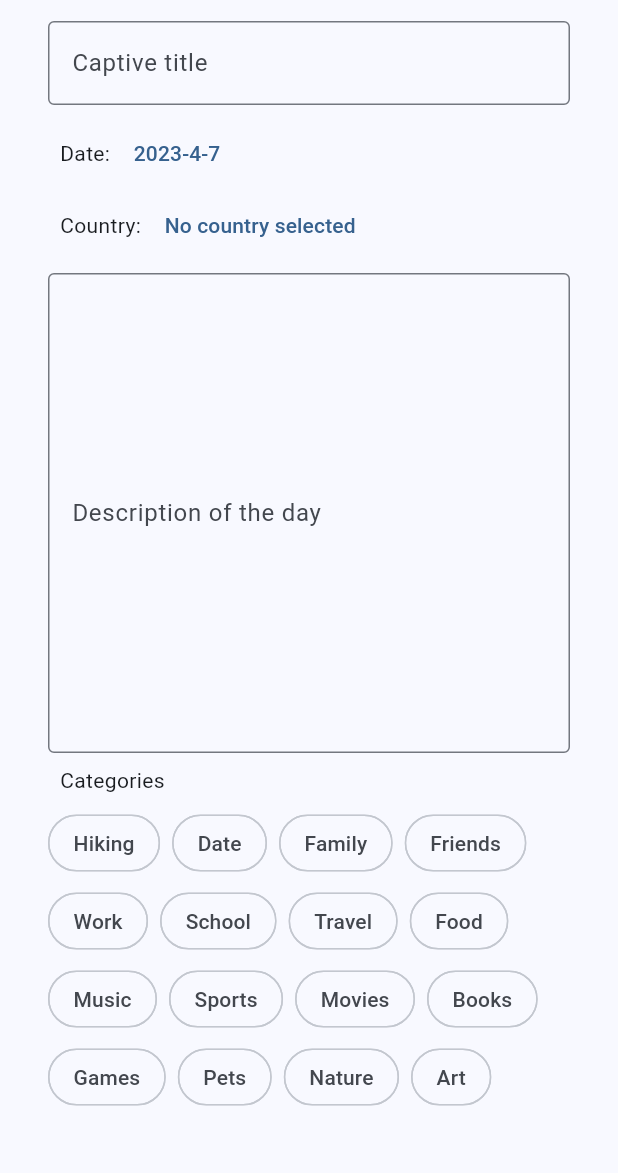
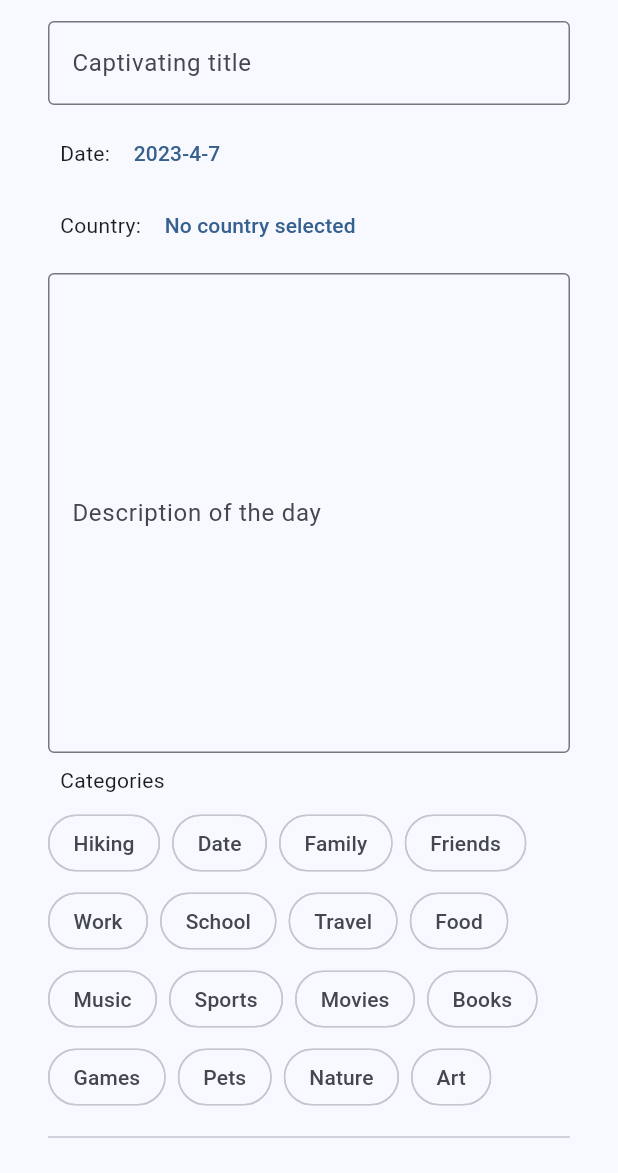
Before and after one commit to anleac/coconut_chronicles, a Flutter app: the screen it shows after launch, on a phone screen of 412 x 824 dp, the part 63-1236 px from its top. Run offline on Flutter 3.47's test engine with Material 2 defaults, Android fonts, the phone set to English and light mode, and no system bars; our stand-ins replace country_picker, package_info_plus, shared_preferences.

Commit message:
Fragment entry code and start to scaffold work for entry saving

```diff
--- /dev/null
+++ b/lib/core/helpers/validator_helper.dart
@@ -0,0 +1,8 @@
+class ValidatorHelper {
+  static String? emptyTextValidator(String? value) {
+    if (value == null || value.isEmpty) {
+      return 'Please enter some text';
+    }
+    return null;
+  }
+}
--- /dev/null
+++ b/lib/core/models/entry.dart
@@ -0,0 +1,37 @@
+class EntryModel {
+  String? title;
+  String? description;
+  DateTime? date;
+  String? country;
+  List<String>? categories;
+
+  EntryModel({
+    this.title,
+    this.description,
+    this.date,
+    this.country,
+    this.categories,
+  });
+
+  void updateProperties({
+    String? title,
+    String? description,
+    DateTime? date,
+    String? country,
+    List<String>? categories,
+  }) {
+    this.title = title ?? this.title;
+    this.description = description ?? this.description;
+    this.date = date ?? this.date;
+    this.country = country ?? this.country;
+    this.categories = categories ?? this.categories;
+  }
+
+  void clearAllProperties() {
+    title = null;
+    description = null;
+    date = null;
+    country = null;
+    categories = null;
+  }
+}
--- /dev/null
+++ b/lib/core/storage/entry_storage.dart
@@ -0,0 +1 @@
+class EntryStorage {}
--- a/lib/pages/home_page.dart
+++ b/lib/pages/home_page.dart
@@ -1,4 +1,4 @@
-import 'package:coconut_chronicles/widgets/chronicle_entry.dart';
+import 'package:coconut_chronicles/widgets/chronicle_entry_form.dart';
 import 'package:coconut_chronicles/widgets/home_page_drawer.dart';
 import 'package:flutter/material.dart';
 
@@ -21,8 +21,8 @@ class HomePageState extends State<HomePage> {
         // floatingActionButton: const HomePageFab(),
         drawer: const HomePageDrawer(),
         body: const Padding(
-          padding: EdgeInsets.only(bottom: innerPadding, left: innerPadding, right: innerPadding),
-          child: ChronicleEntry(),
+          padding: EdgeInsets.symmetric(horizontal: innerPadding),
+          child: ChronicleEntryForm(),
         ));
   }
 
--- a/lib/widgets/chronicle_entry.dart
+++ /dev/null
@@ -1,103 +0,0 @@
-import 'package:coconut_chronicles/constants/default_constants.dart';
-import 'package:coconut_chronicles/widgets/chip_categories.dart';
-import 'package:coconut_chronicles/widgets/country_selector.dart';
-import 'package:coconut_chronicles/widgets/date_selector.dart';
-import 'package:flutter/material.dart';
-import 'package:flutter_markdown/flutter_markdown.dart';
-
-class ChronicleEntry extends StatefulWidget {
-  const ChronicleEntry({Key? key}) : super(key: key);
-
-  @override
-  State<ChronicleEntry> createState() => _ChronicleEntryState();
-}
-
-class _ChronicleEntryState extends State<ChronicleEntry> {
-  final _formKey = GlobalKey<FormState>();
-  final _titleController = TextEditingController();
-  final _bodyController = TextEditingController();
-  DateTime _selectedDate = DateTime.now();
-  String _country = 'No country selected';
-
-  _emptyTextValidator(String? value) {
-    if (value == null || value.isEmpty) {
-      return 'Please enter some text';
-    }
-    return null;
-  }
-
-  @override
-  Widget build(BuildContext context) {
-    return Form(
-      key: _formKey,
-      child: ListView(children: [
-        TextFormField(
-          decoration: const InputDecoration(
-            border: OutlineInputBorder(),
-            labelText: 'Captive title',
-          ),
-          controller: _titleController,
-          validator: (value) => _emptyTextValidator(value),
-        ),
-        const SizedBox(height: 8),
-        DateSelector(
-          initialDate: _selectedDate,
-          firstDate: DateTime(2010),
-          lastDate: _selectedDate.add(const Duration(days: 31)),
-          onDateChanged: (DateTime date) => _selectedDate = date,
-        ),
-        CountrySelector(initialCountry: _country, onCountryChanged: (String country) => _country = country),
-        const SizedBox(height: 8),
-        TextFormField(
-          decoration: const InputDecoration(
-            border: OutlineInputBorder(),
-            labelText: 'Description of the day',
-          ),
-          maxLines: null,
-          controller: _bodyController,
-          minLines: 12,
-          textAlignVertical: TextAlignVertical.top,
-          keyboardType: TextInputType.multiline,
-          textCapitalization: TextCapitalization.sentences,
-          validator: (value) => _emptyTextValidator(value),
-        ),
-        const SizedBox(height: 8),
-        Row(children: const [
-          SizedBox(
-            width: 8,
-          ),
-          Text(
-            'Categories',
-          ),
-        ]),
-        const SizedBox(height: 8),
-        const ChipCategories(categories: DefaultConstants.defaultChipSuggestions),
-        const SizedBox(height: 8),
-        const Divider(),
-        const SizedBox(height: 8),
-        Row(
-          mainAxisAlignment: MainAxisAlignment.end,
-          children: [
-            TextButton(
-              onPressed: () => {}, // TODO
-              child: const Text('Clear'),
-            ),
-            TextButton(
-              onPressed: () {
-                if (_formKey.currentState!.validate()) {
-                  ScaffoldMessenger.of(context).showSnackBar(
-                    const SnackBar(content: Text('Saved chronicle entry')),
-                  );
-                }
-              },
-              child: const Text('Save'),
-            ),
-            const SizedBox(
-              width: 8,
-            ),
-          ],
-        ),
-      ]),
-    );
-  }
-}
--- /dev/null
+++ b/lib/widgets/chronicle_entry_form.dart
@@ -0,0 +1,87 @@
+import 'package:coconut_chronicles/constants/default_constants.dart';
+import 'package:coconut_chronicles/core/models/entry.dart';
+import 'package:coconut_chronicles/widgets/entry_form_inputs/chip_categories.dart';
+import 'package:coconut_chronicles/widgets/entry_form_inputs/country_selector.dart';
+import 'package:coconut_chronicles/widgets/entry_form_inputs/date_selector.dart';
+import 'package:coconut_chronicles/widgets/dialogues/dialogue_builder.dart';
+import 'package:coconut_chronicles/widgets/entry_form_inputs/description_text_field.dart';
+import 'package:coconut_chronicles/widgets/entry_form_inputs/title_text_field.dart';
+import 'package:flutter/material.dart';
+
+class ChronicleEntryForm extends StatefulWidget {
+  const ChronicleEntryForm({Key? key}) : super(key: key);
+
+  @override
+  State<ChronicleEntryForm> createState() => _ChronicleEntryFormState();
+}
+
+class _ChronicleEntryFormState extends State<ChronicleEntryForm> {
+  static const String _defaultCountry = 'No country selected';
+  static final DateTime _defaultDate = DateTime.now();
+  final _formKey = GlobalKey<FormState>();
+  final EntryModel _entry = EntryModel();
+
+  _clearData() {
+    setState(() {
+      _formKey.currentState?.reset();
+      _entry.clearAllProperties();
+    });
+  }
+
+  @override
+  Widget build(BuildContext context) {
+    return Form(
+      key: _formKey,
+      child: ListView(children: [
+        TitleTextField(onTitleChange: (title) => _entry.updateProperties(title: title)),
+        const SizedBox(height: 8),
+        DateSelector(
+          initialDate: _defaultDate,
+          firstDate: DateTime(2010),
+          lastDate: _defaultDate.add(const Duration(days: 31)),
+          onDateChanged: (DateTime date) => _entry.updateProperties(date: date),
+        ),
+        CountrySelector(
+            initialCountry: _defaultCountry,
+            onCountryChanged: (String country) => _entry.updateProperties(country: country)),
+        const SizedBox(height: 8),
+        DescriptionTextField(onDescriptionChange: (description) => _entry.updateProperties(description: description)),
+        const SizedBox(height: 8),
+        Row(children: const [
+          SizedBox(
+            width: 8,
+          ),
+          Text('Categories'),
+        ]),
+        const SizedBox(height: 8),
+        const ChipCategories(categories: DefaultConstants.defaultChipSuggestions),
+        const SizedBox(height: 8),
+        const Divider(),
+        const SizedBox(height: 8),
+        Row(
+          mainAxisAlignment: MainAxisAlignment.end,
+          children: [
+            TextButton(
+              onPressed: () => DialogueBuilder.showConfirmToClearDialogue(context, onConfirm: _clearData),
+              child: const Text('Clear'),
+            ),
+            TextButton(
+              onPressed: () {
+                if (_formKey.currentState!.validate()) {
+                  _clearData();
+                  ScaffoldMessenger.of(context).showSnackBar(
+                    const SnackBar(content: Text('Saved chronicle entry')),
+                  );
+                }
+              },
+              child: const Text('Save'),
+            ),
+            const SizedBox(
+              width: 8,
+            ),
+          ],
+        ),
+      ]),
+    );
+  }
+}
--- /dev/null
+++ b/lib/widgets/dialogues/dialogue_builder.dart
@@ -0,0 +1,46 @@
+import 'package:flutter/material.dart';
+
+class DialogueBuilder {
+  static void showConfirmToClearDialogue(BuildContext context, {required VoidCallback onConfirm}) {
+    showConfirmationDialogue(
+      context,
+      title: "Clear current entry",
+      content: "Are you sure you want to clear all data?",
+      confirmText: "Clear",
+      cancelText: "Cancel",
+      onConfirm: onConfirm,
+    );
+  }
+
+  static void showConfirmationDialogue(
+    BuildContext context, {
+    required String title,
+    required String content,
+    required String confirmText,
+    required String cancelText,
+    required VoidCallback onConfirm,
+  }) {
+    showDialog(
+      context: context,
+      builder: (context) => AlertDialog(
+        title: Text(title),
+        content: Text(content),
+        actions: [
+          TextButton(
+            child: Text(cancelText),
+            onPressed: () {
+              Navigator.of(context).pop();
+            },
+          ),
+          TextButton(
+            child: Text(confirmText),
+            onPressed: () {
+              Navigator.of(context).pop();
+              onConfirm();
+            },
+          ),
+        ],
+      ),
+    );
+  }
+}
--- a/lib/widgets/country_selector.dart
+++ b/lib/widgets/entry_form_inputs/country_selector.dart
@@ -41,13 +41,11 @@ class _CountrySelectorState extends State<CountrySelector> {
       countryListTheme: const CountryListThemeData(
         flagSize: 25,
         textStyle: TextStyle(fontSize: 16),
-        bottomSheetHeight: 500, // Optional. Country list modal height
-        //Optional. Sets the border radius for the bottomsheet.
+        bottomSheetHeight: 500,
         borderRadius: BorderRadius.only(
           topLeft: Radius.circular(20.0),
           topRight: Radius.circular(20.0),
         ),
-        //Optional. Styles the search field.
         inputDecoration: InputDecoration(
           labelText: 'Search',
           hintText: 'Start typing to search',
--- /dev/null
+++ b/lib/widgets/entry_form_inputs/description_text_field.dart
@@ -0,0 +1,32 @@
+import 'package:coconut_chronicles/core/helpers/validator_helper.dart';
+import 'package:flutter/material.dart';
+
+class DescriptionTextField extends StatefulWidget {
+  final ValueChanged<String> onDescriptionChange;
+  const DescriptionTextField({Key? key, required this.onDescriptionChange}) : super(key: key);
+
+  @override
+  State<DescriptionTextField> createState() => _DescriptionTextFieldState();
+}
+
+class _DescriptionTextFieldState extends State<DescriptionTextField> {
+  final TextEditingController _bodyController = TextEditingController();
+
+  @override
+  Widget build(BuildContext context) {
+    return TextFormField(
+      decoration: const InputDecoration(
+        border: OutlineInputBorder(),
+        labelText: 'Description of the day',
+      ),
+      maxLines: null,
+      controller: _bodyController,
+      minLines: 12,
+      onChanged: (value) => widget.onDescriptionChange(value),
+      textAlignVertical: TextAlignVertical.top,
+      keyboardType: TextInputType.multiline,
+      textCapitalization: TextCapitalization.sentences,
+      validator: (value) => ValidatorHelper.emptyTextValidator(value),
+    );
+  }
+}
--- /dev/null
+++ b/lib/widgets/entry_form_inputs/title_text_field.dart
@@ -0,0 +1,27 @@
+import 'package:coconut_chronicles/core/helpers/validator_helper.dart';
+import 'package:flutter/material.dart';
+
+class TitleTextField extends StatefulWidget {
+  final ValueChanged<String> onTitleChange;
+  const TitleTextField({Key? key, required this.onTitleChange}) : super(key: key);
+
+  @override
+  State<TitleTextField> createState() => _TitleTextFieldState();
+}
+
+class _TitleTextFieldState extends State<TitleTextField> {
+  final TextEditingController _titleController = TextEditingController();
+
+  @override
+  Widget build(BuildContext context) {
+    return TextFormField(
+      decoration: const InputDecoration(
+        border: OutlineInputBorder(),
+        labelText: 'Captivating title',
+      ),
+      controller: _titleController,
+      onChanged: (value) => widget.onTitleChange(value),
+      validator: (value) => ValidatorHelper.emptyTextValidator(value),
+    );
+  }
+}
--- a/lib/widgets/home_page_fab.dart
+++ b/lib/widgets/home_page_fab.dart
@@ -10,9 +10,6 @@ class HomePageFab extends StatefulWidget {
 class _HomePageFabState extends State<HomePageFab> {
   @override
   Widget build(BuildContext context) {
-    return FloatingActionButton(
-      onPressed: () => null,
-      child: const Icon(Icons.add)
-    );
+    return const FloatingActionButton(onPressed: null, child: Icon(Icons.add));
   }
 }
```
Also changed, not shown: lib/core/helpers/platform_helper.dart (added, +46 -0 lines), lib/widgets/entry_form_inputs/chip_categories.dart (renamed from lib/widgets/chip_categories.dart), lib/widgets/entry_form_inputs/date_selector.dart (renamed from lib/widgets/date_selector.dart), 1 other file.
